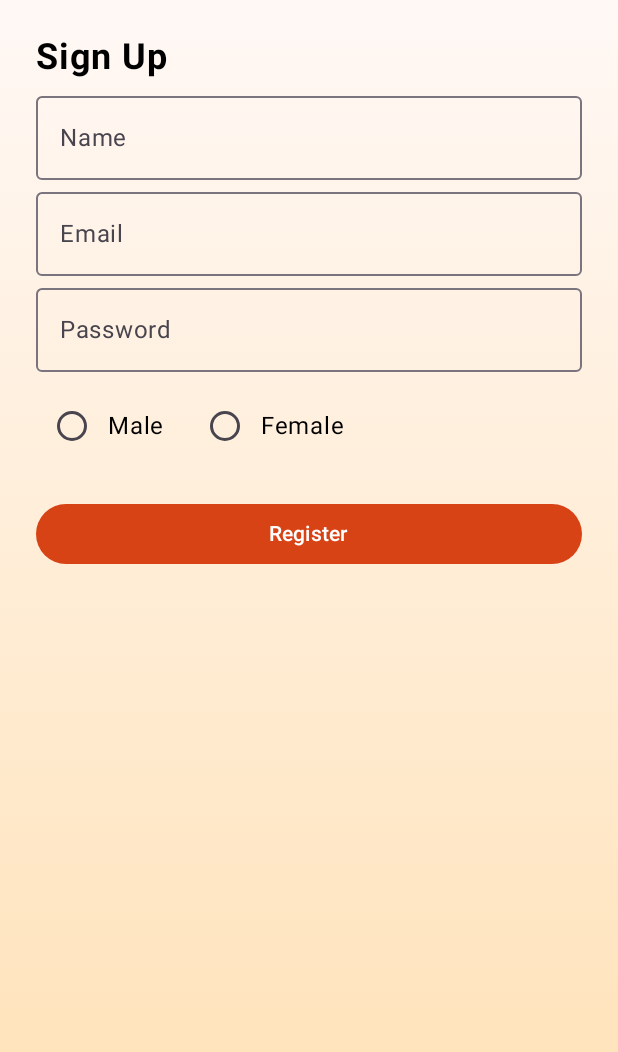
After one commit to Abdoyasser123456-afk/MobileProject, an Android app built with Jetpack Compose: the SignUpActivity screen opened directly, with no data from a screen before it, on a phone screen of 412 x 824 dp. The commit adds this screen. Shown: the top 1052 px of the screen. Run offline under Robolectric (Android 15) with nearby library versions, the phone set to English and light mode, and no system bars; our stand-ins replace Room's generated code.

Commit message:
SignUp Activity

```diff
--- a/app/src/main/AndroidManifest.xml
+++ b/app/src/main/AndroidManifest.xml
@@ -18,6 +18,7 @@
                 <category android:name="android.intent.category.LAUNCHER" />
             </intent-filter>
         </activity>
+        <activity android:name=".SignUpActivity" android:exported="false" />
     </application>
 
 </manifest>
--- /dev/null
+++ b/app/src/main/java/com/example/mobileproject/SignUpActivity.kt
@@ -0,0 +1,174 @@
+package com.example.mobileproject
+
+import android.os.Bundle
+import android.util.Patterns
+import android.widget.Toast
+import androidx.activity.ComponentActivity
+import androidx.activity.compose.setContent
+import androidx.compose.foundation.layout.*
+import androidx.compose.foundation.rememberScrollState
+import androidx.compose.foundation.text.KeyboardOptions
+import androidx.compose.foundation.verticalScroll
+import androidx.compose.material3.*
+import androidx.compose.runtime.*
+import androidx.compose.ui.Alignment
+import androidx.compose.ui.Modifier
+import androidx.compose.ui.platform.LocalContext
+import androidx.compose.ui.text.font.FontWeight
+import androidx.compose.ui.text.input.KeyboardType
+import androidx.compose.ui.text.input.PasswordVisualTransformation
+import androidx.compose.ui.unit.dp
+import androidx.compose.ui.unit.sp
+import com.example.mobileproject.ui.theme.AppBackground
+import com.example.mobileproject.ui.theme.MobileProjectTheme
+import kotlinx.coroutines.launch
+
+class SignUpActivity : ComponentActivity() {
+    override fun onCreate(savedInstanceState: Bundle?) {
+        super.onCreate(savedInstanceState)
+        val db = AppDatabase.getDatabase(this)
+
+        setContent {
+            MobileProjectTheme {
+                SignUpScreen(
+                    db = db,
+                    onRegistered = { finish() }
+                )
+            }
+        }
+    }
+}
+
+@OptIn(ExperimentalMaterial3Api::class)
+@Composable
+fun SignUpScreen(db: AppDatabase, onRegistered: () -> Unit) {
+    val context = LocalContext.current
+    val scope = rememberCoroutineScope()
+
+    var name by remember { mutableStateOf("") }
+    var email by remember { mutableStateOf("") }
+    var password by remember { mutableStateOf("") }
+    var gender by remember { mutableStateOf("") }
+
+    AppBackground {
+        Column(
+            modifier = Modifier
+                .fillMaxSize()
+                .verticalScroll(rememberScrollState())
+                .padding(24.dp)
+        ) {
+            Text(
+                text = "Sign Up",
+                fontSize = 24.sp,
+                fontWeight = FontWeight.Bold
+            )
+
+            Spacer(modifier = Modifier.height(12.dp))
+
+            OutlinedTextField(
+                value = name,
+                onValueChange = { name = it },
+                placeholder = { Text("Name") },
+                modifier = Modifier.fillMaxWidth(),
+                singleLine = true
+            )
+
+            Spacer(modifier = Modifier.height(8.dp))
+
+            OutlinedTextField(
+                value = email,
+                onValueChange = { email = it },
+                placeholder = { Text("Email") },
+                keyboardOptions = KeyboardOptions(keyboardType = KeyboardType.Email),
+                modifier = Modifier.fillMaxWidth(),
+                singleLine = true
+            )
+
+            Spacer(modifier = Modifier.height(8.dp))
+
+            OutlinedTextField(
+                value = password,
+                onValueChange = { password = it },
+                placeholder = { Text("Password") },
+                visualTransformation = PasswordVisualTransformation(),
+                keyboardOptions = KeyboardOptions(keyboardType = KeyboardType.Password),
+                modifier = Modifier.fillMaxWidth(),
+                singleLine = true
+            )
+
+            Spacer(modifier = Modifier.height(12.dp))
+
+            Row(verticalAlignment = Alignment.CenterVertically) {
+                RadioButton(
+                    selected = gender == "Male",
+                    onClick = { gender = "Male" }
+                )
+                Text("Male")
+                Spacer(modifier = Modifier.width(16.dp))
+                RadioButton(
+                    selected = gender == "Female",
+                    onClick = { gender = "Female" }
+                )
+                Text("Female")
+            }
+
+            Spacer(modifier = Modifier.height(24.dp)) // Increased spacing since Dropdown is removed
+
+            Button(
+                onClick = {
+                    // empty fields validation
+                    if (name.isBlank() || email.isBlank() || password.isBlank()) {
+                        Toast.makeText(context, "Required", Toast.LENGTH_SHORT).show()
+                        return@Button
+                    }
+                    if (gender.isEmpty()) {
+                        Toast.makeText(context, "Select gender", Toast.LENGTH_SHORT).show()
+                        return@Button
+                    }
+
+                    // Email format validation (Must contain @ and a valid domain)
+                    if (!Patterns.EMAIL_ADDRESS.matcher(email.trim()).matches()) {
+                        Toast.makeText(context, "Invalid email format", Toast.LENGTH_SHORT).show()
+                        return@Button
+                    }
+
+                    if (password.length < 8) {
+                        Toast.makeText(context, "Password must be at least 8 characters", Toast.LENGTH_SHORT).show()
+                        return@Button
+                    }
+
+                    val passwordRegex = "^(?=.*[A-Za-z])(?=.*\\d).{8,}$".toRegex()
+                    if (!password.matches(passwordRegex)) {
+                        Toast.makeText(
+                            context,
+                            "Password must include both letters and numbers",
+                            Toast.LENGTH_LONG
+                        ).show()
+                        return@Button
+                    }
+
+                    scope.launch {
+                        val id = db.userDao().insertUser(
+                            User(
+                                name = name.trim(),
+                                email = email.trim(),
+                                password = password,
+                                gender = gender,
+                                role = "Customer"
+                            )
+                        )
+                        if (id > 0) {
+                            Toast.makeText(context, "Registered! Please login.", Toast.LENGTH_SHORT).show()
+                            onRegistered()
+                        } else {
+                            Toast.makeText(context, "Registration failed (email may exist).", Toast.LENGTH_SHORT).show()
+                        }
+                    }
+                },
+                modifier = Modifier.fillMaxWidth()
+            ) {
+                Text("Register")
+            }
+        }
+    }
+}
```
Also changed, not shown: app/src/main/java/com/example/mobileproject/MainActivity.kt (+119 -2 lines).
